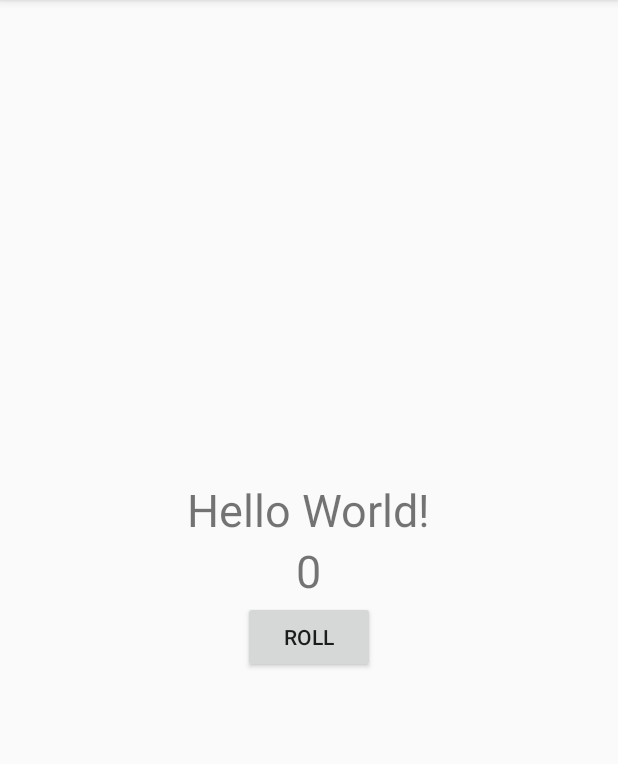
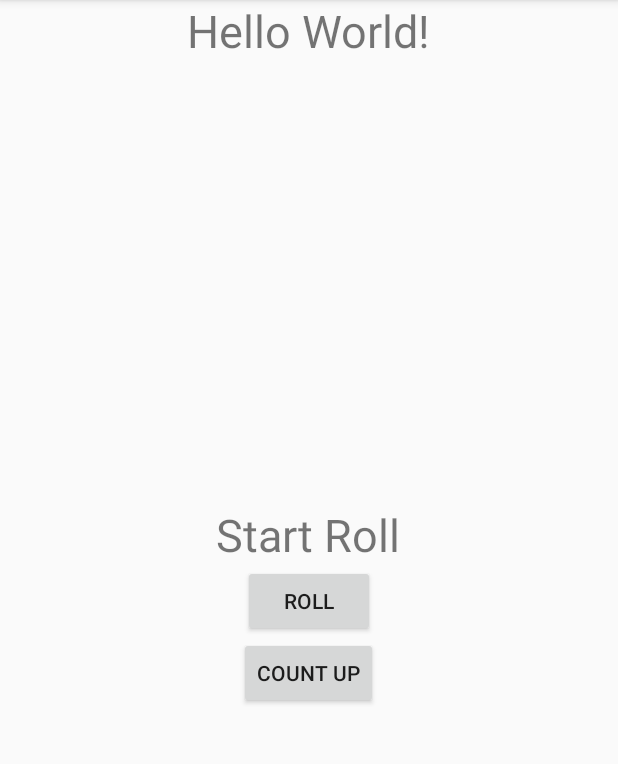
Before and after one commit to HimashiNethinikaRodrigo/AndroidMainComponents, an Android app: the screen it shows after launch (MainActivity), on a phone screen of 412 x 824 dp, the part 84-848 px from its top. Run offline under Robolectric (Android 15) with nearby library versions, the phone set to English and light mode, and no system bars.

Commit message:
re arrange the layout and add new count up button

```diff
--- a/app/src/main/res/layout/activity_main.xml
+++ b/app/src/main/res/layout/activity_main.xml
@@ -2,8 +2,7 @@
 <LinearLayout xmlns:android="http://schemas.android.com/apk/res/android"
     xmlns:tools="http://schemas.android.com/tools"
     android:layout_width="match_parent"
-    android:layout_height="wrap_content"
-    android:layout_gravity="center_vertical"
+    android:layout_height="match_parent"
     android:orientation="vertical"
     tools:context=".MainActivity">
 
@@ -15,12 +14,18 @@
         android:text="Hello World!"
         android:textSize="30sp" />
 
+    <LinearLayout
+        android:layout_width="match_parent"
+        android:layout_height="match_parent"
+        android:gravity="center"
+        android:orientation="vertical">
+
         <TextView
             android:id="@+id/textViewDice"
             android:layout_width="wrap_content"
             android:layout_height="wrap_content"
             android:layout_gravity="center_horizontal"
-        android:text="0"
+            android:text="@string/start_roll"
             android:textSize="30sp" />
 
         <Button
@@ -30,4 +35,12 @@
             android:layout_gravity="center_horizontal"
             android:text="@string/roll_label" />
 
+        <Button
+            android:id="@+id/buttonCountUp"
+            android:layout_width="wrap_content"
+            android:layout_height="wrap_content"
+            android:layout_gravity="center_horizontal"
+            android:text="@string/count_up_label" />
     </LinearLayout>
+
+</LinearLayout>
```
Lines whose indentation alone changed are shown as unchanged.
